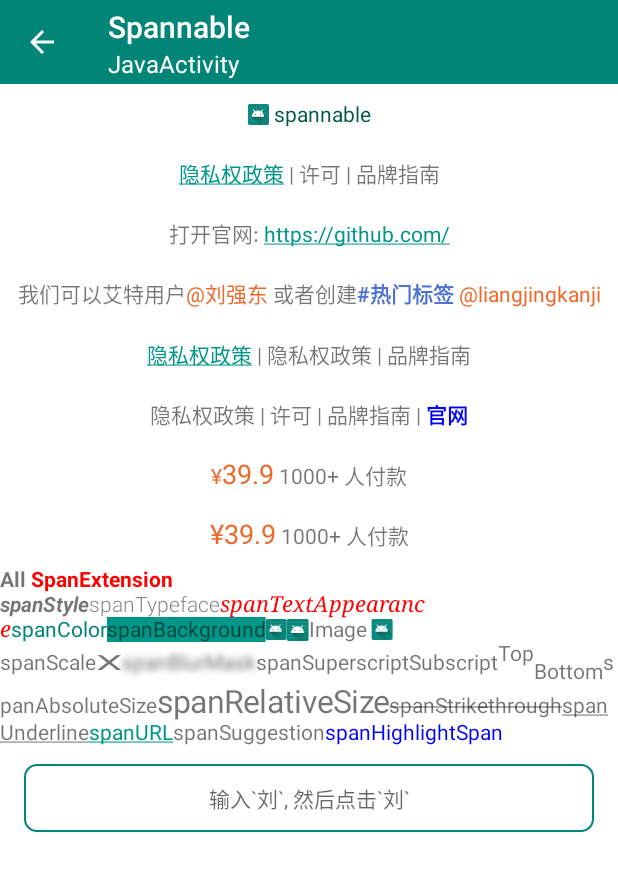
After one commit to liangjingkanji/spannable, an Android app: the JavaActivity screen opened directly, with no data from a screen before it, on a phone screen of 412 x 824 dp. The commit adds this screen. Shown: the top 871 px of the screen. Run offline under Robolectric (Android 15) with nearby library versions, the phone set to English and light mode, and no system bars.

Commit message:
added(Sample): Java使用示例 JavaActivity

```diff
--- a/app/src/main/AndroidManifest.xml
+++ b/app/src/main/AndroidManifest.xml
@@ -19,6 +19,7 @@
             </intent-filter>
         </activity>
         <activity android:name=".ExtensionActivity" />
+        <activity android:name=".JavaActivity" />
     </application>
 
 </manifest>
--- /dev/null
+++ b/app/src/main/java/com/drake/spannable/sample/JavaActivity.java
@@ -0,0 +1,178 @@
+/*
+ * Copyright (C) 2022 TxcA, Inc.
+ *
+ * Licensed under the Apache License, Version 2.0 (the "License");
+ * you may not use this file except in compliance with the License.
+ * You may obtain a copy of the License at
+ *
+ * http://www.apache.org/licenses/LICENSE-2.0
+ *
+ * Unless required by applicable law or agreed to in writing, software
+ * distributed under the License is distributed on an "AS IS" BASIS,
+ * WITHOUT WARRANTIES OR CONDITIONS OF ANY KIND, either express or implied.
+ * See the License for the specific language governing permissions and
+ * limitations under the License.
+ */
+
+package com.drake.spannable.sample;
+
+import android.content.res.ColorStateList;
+import android.graphics.Color;
+import android.graphics.Typeface;
+import android.os.Bundle;
+import android.text.Editable;
+import android.text.TextWatcher;
+import android.view.MenuItem;
+import android.view.View;
+import android.widget.Toast;
+
+import androidx.annotation.NonNull;
+import androidx.annotation.Nullable;
+import androidx.appcompat.app.AppCompatActivity;
+import androidx.core.content.ContextCompat;
+
+import com.drake.spannable.Span;
+import com.drake.spannable.SpannableExtension;
+import com.drake.spannable.model.DrawableSizeKt;
+import com.drake.spannable.sample.databinding.ActivityMainBinding;
+
+/**
+ * Span Java sample
+ */
+public class JavaActivity extends AppCompatActivity {
+
+    @Override
+    public boolean onOptionsItemSelected(@NonNull MenuItem item) {
+        if (item.getItemId() == android.R.id.home){
+            finish();
+            return true;
+        }
+        return super.onOptionsItemSelected(item);
+    }
+
+    @Override
+    protected void onCreate(@Nullable Bundle savedInstanceState) {
+        super.onCreate(savedInstanceState);
+        ActivityMainBinding binding = ActivityMainBinding.inflate(getLayoutInflater());
+        setContentView(binding.getRoot());
+        setSupportActionBar(binding.toolbar);
+        getSupportActionBar().setSubtitle(this.getClass().getSimpleName());
+        getSupportActionBar().setDisplayHomeAsUpEnabled(true);
+
+        // 图片Span
+        binding.tvImage.setText(Span.create()
+                .image(this, R.mipmap.ic_launcher, binding.tvImage)
+                .text(" spannable").color(ContextCompat.getColor(this, R.color.colorPrimaryDark))
+                .spannable());
+
+        // 替换Span
+        Span.activateClick(binding.tv, false).setText(Span.create()
+                .text("隐私权政策 | 许可 | 品牌指南").url("https://github.com/", Span.builderReplace("隐私权政策"))
+                .spannable());
+
+        // 自动设置网址
+        Span.activateClick(binding.tv1).setText("打开官网: https://github.com/");
+
+        // 使用正则匹配
+        Span.activateClick(binding.tv2, false).setText(Span.create()
+                .text("我们可以艾特用户@刘强东 或者创建#热门标签 ")
+                .highlight("#ed6a2c",
+                        null, Span.builderReplace("@[^@]+?(?=\\s|\\$)", true),
+                        (v, matchText) ->
+                                Toast.makeText(JavaActivity.this, "点击用户 " + matchText, Toast.LENGTH_SHORT).show())
+                .highlight("#4a70d2",
+                        Typeface.defaultFromStyle(Typeface.BOLD), Span.builderReplace("#[^#]+?(?=\\s|\\$)", true),
+                        (v, matchText) -> Toast.makeText(JavaActivity.this, "点击标签 " + matchText, Toast.LENGTH_SHORT).show())
+
+                .text("@liangjingkanji").highlight("#ed6a2c", null, null, (v, matchText) ->
+                        Toast.makeText(JavaActivity.this, "点击用户 " + matchText, Toast.LENGTH_SHORT).show())
+                .spannable()
+        );
+
+        // 仅替换第一个匹配项
+        binding.tv3.setText(Span.create()
+                .text("隐私权政策 | 隐私权政策 | 品牌指南").url("https://github.com/", Span.builderReplace("隐私权政策", false, 1))
+                .spannable()
+        );
+
+        // 添加一个字符串+Span
+        binding.tv4.setText(Span.create()
+                .text("隐私权政策 | 许可 | 品牌指南" + " | ")
+                .text("官网").style(Typeface.BOLD).color(Color.BLUE)
+                .spannable()
+        );
+
+        // 通过拼接方式展示价格
+        binding.tv5.setText(Span.create()
+                .text("¥").color("#ed6a2c")
+                .text("39.9").color("#ed6a2c").absoluteSize(18, true)
+                .text(" 1000+ 人付款")
+                .spannable()
+
+        );
+
+        // 通过替换方式展示价格
+        binding.tv6.setText(Span.create()
+                .text("¥39.9 1000+ 人付款")
+                .color("#ed6a2c", Span.builderReplace("¥[\\d\\.]+", true, 1))
+                .absoluteSize(18, true, Span.builderReplace("¥[\\d\\.]+", true, 1))
+                .spannable());
+
+        // 常用效果展示
+        binding.tv7.setVisibility(View.VISIBLE);
+        Span.activateClick(binding.tv7, true).setText(Span.create()
+                .text("All SpanExtension\n").style(Typeface.BOLD).color(Color.RED, Span.builderReplace("SpanExtension"))
+                .text("spanStyle").style(Typeface.BOLD | Typeface.ITALIC)
+                .text("spanTypeface").typeface(Typeface.createFromAsset(getAssets(), "NotoSans.ttf"))
+                .text("spanTextAppearance").textAppearance(Typeface.ITALIC, DrawableSizeKt.getSp(14), Color.RED, "serif", ColorStateList.valueOf(Color.BLUE))
+                .text("spanColor").color(ContextCompat.getColor(this, R.color.colorPrimary))
+                .text("spanBackground").background(ContextCompat.getColor(this, R.color.colorAccent)).saveCache()
+                .image(this, R.mipmap.ic_launcher, binding.tv7).saveCache()
+                .image(this, R.mipmap.ic_launcher, null, DrawableSizeKt.getDrawableSize(DrawableSizeKt.getSp(14)))
+                .text("Image X").image(this, R.mipmap.ic_launcher, binding.tv7, null, Span.builderReplace("X"))
+                .text("spanScaleX").scaleX(2.0f, Span.builderReplace("X"))
+                .text("spanBlurMask").blurMask(5.0f)
+                .text("spanSuperscriptSubscriptTopBottom").superscript(Span.builderReplace("Top")).subscript(Span.builderReplace("Bottom"))
+                .text("spanAbsoluteSize").absoluteSize(14, true)
+                .text("spanRelativeSize").relativeSize(1.5f)
+                .text("spanStrikethrough").strikethrough()
+                .text("spanUnderline").underline()
+                .text("spanURL").url("https://github.com/liangjingkanji/spannable")
+                .text("spanSuggestion").highlight((String) null, null, null, (v, text) -> {
+                            binding.et.setText("刘");
+                            Toast.makeText(this, "点击EditText中的刘", Toast.LENGTH_SHORT).show();
+                        }
+                )
+                .text("spanHighlightSpan").highlight(Color.BLUE, Typeface.DEFAULT, null, (v, text) ->
+                        Toast.makeText(this, "click $matchText", Toast.LENGTH_SHORT).show()
+                )
+                .spannable()
+        );
+
+
+        // 输入提示
+        binding.et.setVisibility(View.VISIBLE);
+        binding.et.addTextChangedListener(new TextWatcher() {
+            @Override
+            public void beforeTextChanged(CharSequence s, int start, int count, int after) {
+
+            }
+
+            @Override
+            public void onTextChanged(CharSequence s, int start, int before, int count) {
+
+            }
+
+            @Override
+            public void afterTextChanged(Editable s) {
+                if (s == null) {
+                    return;
+                }
+
+                if (s.toString().contains("刘")) {
+                    SpannableExtension.spanSuggestion(s, JavaActivity.this, new String[]{"刘强东", "liangjingkanji", "https://github.com/liangjingkanji/"}, 1, null, null, null);
+                }
+            }
+        });
+    }
+}
--- a/app/src/main/java/com/drake/spannable/sample/MainActivity.kt
+++ b/app/src/main/java/com/drake/spannable/sample/MainActivity.kt
@@ -53,6 +53,7 @@ class MainActivity : AppCompatActivity() {
         super.onContextItemSelected(item)
         when(item.itemId){
             R.id.menu_extension -> startActivity(Intent(this, ExtensionActivity::class.java))
+            R.id.menu_java -> startActivity(Intent(this, JavaActivity::class.java))
         }
         return true
     }
--- a/app/src/main/res/menu/menu_main.xml
+++ b/app/src/main/res/menu/menu_main.xml
@@ -3,4 +3,8 @@
     <item
         android:id="@+id/menu_extension"
         android:title="扩展方法Sample" />
+
+    <item
+        android:id="@+id/menu_java"
+        android:title="Java使用Sample" />
 </menu>
```
